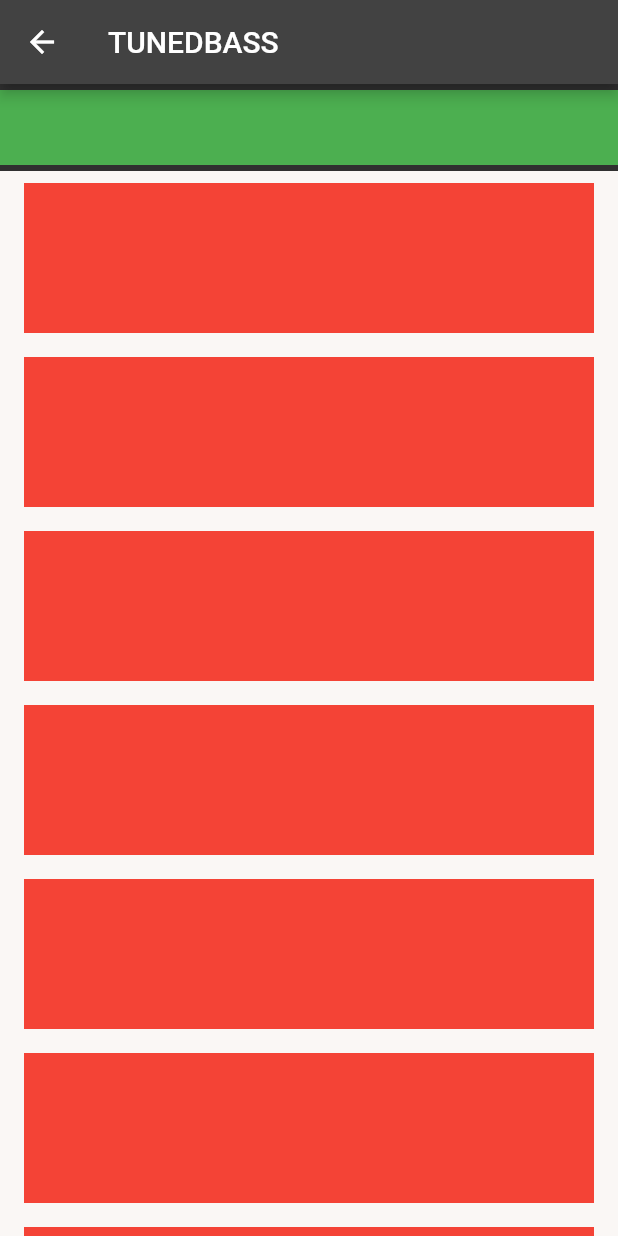
After one commit to tonnidiaz/tukoffee, a Flutter app: the PageWithSearchAndList screen opened directly, on a phone screen of 412 x 824 dp. The commit adds this screen. Run offline on Flutter 3.47's test engine with Material 2 defaults, Android fonts, the phone set to English and light mode, and no system bars; our stand-ins replace another_flushbar, device_info_plus, dio, file_picker, flutter_map, flutter_rating_bar and 9 more; missing offline and left inert: cloudinary, flutter_downloader, geocode, window_manager; accounts and stored records are empty; network calls fail; project files that could hold a hidden picture were left out.

Commit message:
page_with_search_and_list template

```diff
--- /dev/null
+++ b/lib/templates/page_with_search_and_list.dart
@@ -0,0 +1,63 @@
+import 'package:flutter/material.dart';
+import 'package:lebzcafe/utils/colors.dart';
+import 'package:lebzcafe/utils/constants2.dart';
+import 'package:lebzcafe/utils/functions.dart';
+import 'package:lebzcafe/views/order/index.dart';
+import 'package:lebzcafe/views/rf.dart';
+import 'package:lebzcafe/widgets/common.dart';
+
+class PageWithSearchAndList extends StatefulWidget {
+  const PageWithSearchAndList({super.key});
+
+  @override
+  State<PageWithSearchAndList> createState() => _PageWithSearchAndListState();
+}
+
+class _PageWithSearchAndListState extends State<PageWithSearchAndList> {
+  List? _data = ['d', 'd'];
+  @override
+  Widget build(BuildContext context) {
+    return Scaffold(
+      appBar: AppBar(title: const Text('TUNEDBASS')),
+      body: RefreshIndicator(
+          onRefresh: () async {
+            await sleep(1500);
+          },
+          child: CustomScrollView(
+            slivers: [
+              SliverPadding(
+                padding: EdgeInsets.symmetric(vertical: topMargin),
+                sliver: SliverToBoxAdapter(
+                  child: Container(
+                    /* SEARCHBAR */
+                    height: 50,
+                    width: double.infinity,
+                    color: Colors.green,
+                  ),
+                ),
+              ),
+              _data == null
+                  ? const SliverFillRemaining(
+                      child: Center(
+                        child: CircularProgressIndicator(),
+                      ),
+                    )
+                  : _data!.isEmpty
+                      ? SliverFillRemaining(
+                          child: Center(child: h3('Ohhhwee!')),
+                        )
+                      : DecoratedSliver(
+                          decoration: BoxDecoration(color: cardBGLight),
+                          sliver: SliverPadding(
+                            padding: const EdgeInsets.fromLTRB(8.0, 0, 8, 8),
+                            sliver: SliverList.builder(
+                              itemBuilder: (c, i) => cont(),
+                              itemCount: 20,
+                            ),
+                          ),
+                        )
+            ],
+          )),
+    );
+  }
+}
```
Also changed, not shown: lib/views/rf.dart (+2 -39 lines).
